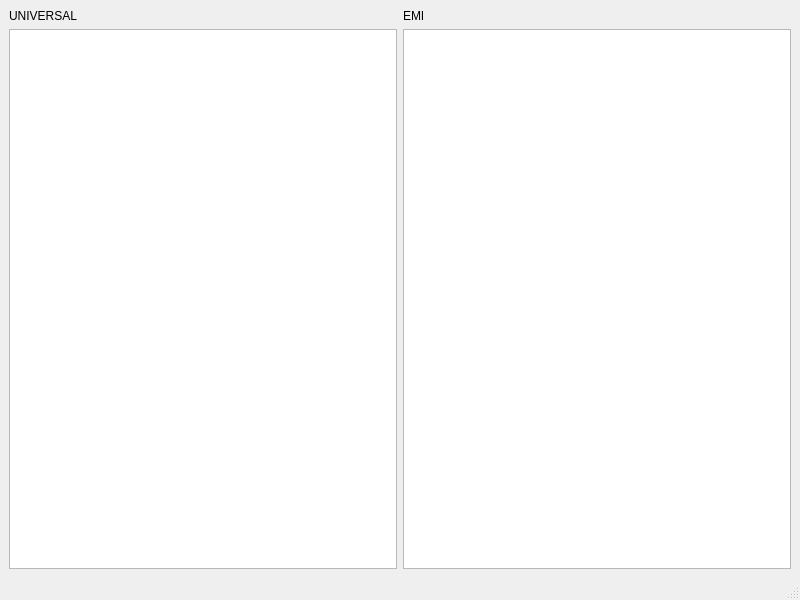
The window that mainwindow.ui (derogab/music-artists-qt) describes before a commit, drawn with Qt 5.
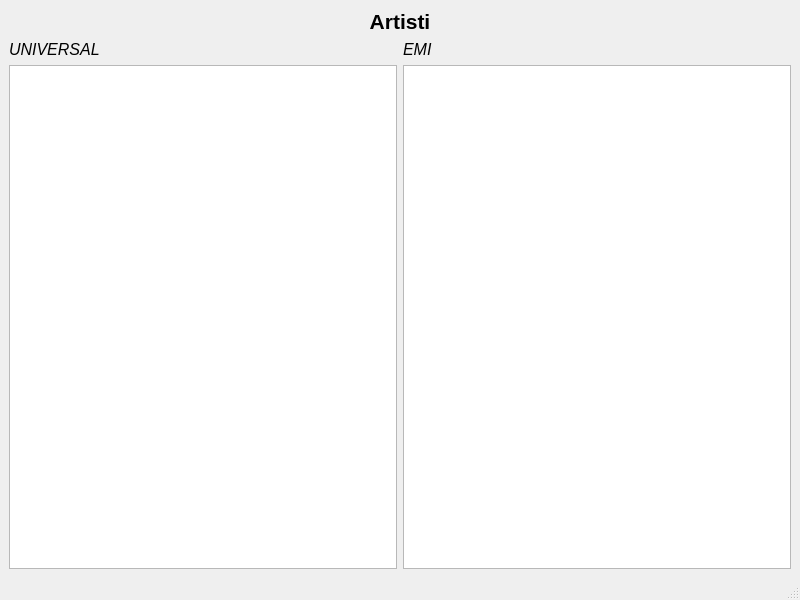
The same window after the commit.

What changed in the file:
```diff
--- a/mainwindow.ui
+++ b/mainwindow.ui
@@ -15,26 +15,61 @@
   </property>
   <widget class="QWidget" name="centralwidget">
    <layout class="QGridLayout" name="gridLayout">
-    <item row="0" column="1">
+    <item row="1" column="1">
      <widget class="QLabel" name="emi_list_2">
+      <property name="font">
+       <font>
+        <pointsize>12</pointsize>
+        <italic>true</italic>
+       </font>
+      </property>
       <property name="text">
        <string>EMI</string>
       </property>
      </widget>
     </item>
-    <item row="0" column="0">
-     <widget class="QLabel" name="universal_label">
-      <property name="text">
-       <string>UNIVERSAL</string>
-      </property>
-     </widget>
-    </item>
-    <item row="1" column="0">
+    <item row="2" column="0">
      <widget class="QListWidget" name="universal_list"/>
     </item>
-    <item row="1" column="1">
+    <item row="2" column="1">
      <widget class="QListWidget" name="emi_list"/>
     </item>
+    <item row="0" column="0" colspan="2">
+     <widget class="QLabel" name="artists_label">
+      <property name="font">
+       <font>
+        <pointsize>16</pointsize>
+        <weight>75</weight>
+        <bold>true</bold>
+       </font>
+      </property>
+      <property name="text">
+       <string>Artisti</string>
+      </property>
+      <property name="textFormat">
+       <enum>Qt::PlainText</enum>
+      </property>
+      <property name="alignment">
+       <set>Qt::AlignCenter</set>
+      </property>
+      <property name="wordWrap">
+       <bool>false</bool>
+      </property>
+     </widget>
+    </item>
+    <item row="1" column="0">
+     <widget class="QLabel" name="universal_label">
+      <property name="font">
+       <font>
+        <pointsize>12</pointsize>
+        <italic>true</italic>
+       </font>
+      </property>
+      <property name="text">
+       <string>UNIVERSAL</string>
+      </property>
+     </widget>
+    </item>
    </layout>
   </widget>
   <widget class="QMenuBar" name="menubar">
```
